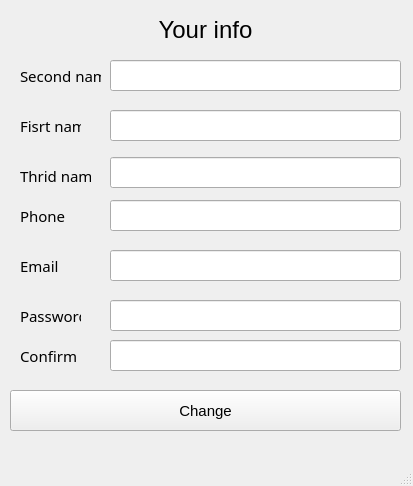
Old version of the form mdkpv2/change_info.ui in the repository Korobkov124/MDKP.
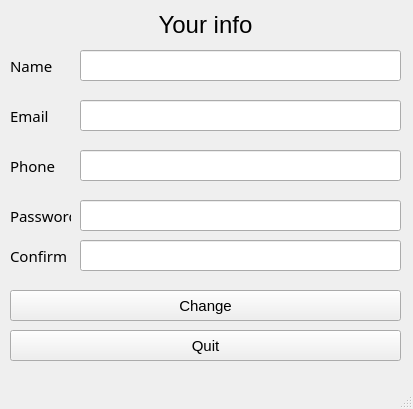
New version of the form.

Commit message: Добавлен функционал окна редактирования личной информации клиента

```diff
--- a/mdkpv2/change_info.ui
+++ b/mdkpv2/change_info.ui
@@ -7,29 +7,29 @@
     <x>0</x>
     <y>0</y>
     <width>413</width>
-    <height>486</height>
+    <height>409</height>
    </rect>
   </property>
   <property name="windowTitle">
    <string>MainWindow</string>
   </property>
   <widget class="QWidget" name="centralwidget">
+   <widget class="QLineEdit" name="Name_field">
+    <property name="geometry">
+     <rect>
+      <x>80</x>
+      <y>50</y>
+      <width>321</width>
+      <height>31</height>
+     </rect>
+    </property>
+   </widget>
    <widget class="QLineEdit" name="Email_field">
     <property name="geometry">
      <rect>
-      <x>110</x>
-      <y>60</y>
-      <width>291</width>
-      <height>31</height>
-     </rect>
-    </property>
-   </widget>
-   <widget class="QLineEdit" name="Password_field_2">
-    <property name="geometry">
-     <rect>
-      <x>110</x>
-      <y>200</y>
-      <width>291</width>
+      <x>80</x>
+      <y>100</y>
+      <width>321</width>
       <height>31</height>
      </rect>
     </property>
@@ -37,8 +37,8 @@
    <widget class="QLabel" name="label_5">
     <property name="geometry">
      <rect>
-      <x>20</x>
-      <y>200</y>
+      <x>10</x>
+      <y>150</y>
       <width>61</width>
       <height>31</height>
      </rect>
@@ -56,8 +56,8 @@
    <widget class="QLabel" name="label_6">
     <property name="geometry">
      <rect>
-      <x>20</x>
-      <y>250</y>
+      <x>10</x>
+      <y>100</y>
       <width>51</width>
       <height>31</height>
      </rect>
@@ -75,19 +75,19 @@
    <widget class="QLineEdit" name="Password_field_4">
     <property name="geometry">
      <rect>
-      <x>110</x>
-      <y>340</y>
-      <width>291</width>
+      <x>80</x>
+      <y>240</y>
+      <width>321</width>
       <height>31</height>
      </rect>
     </property>
    </widget>
-   <widget class="QLineEdit" name="Password_field_3">
+   <widget class="QLineEdit" name="Password_field">
     <property name="geometry">
      <rect>
-      <x>110</x>
-      <y>300</y>
-      <width>291</width>
+      <x>80</x>
+      <y>200</y>
+      <width>321</width>
       <height>31</height>
      </rect>
     </property>
@@ -95,9 +95,9 @@
    <widget class="QLineEdit" name="Email_field_3">
     <property name="geometry">
      <rect>
-      <x>110</x>
-      <y>250</y>
-      <width>291</width>
+      <x>80</x>
+      <y>150</y>
+      <width>321</width>
       <height>31</height>
      </rect>
     </property>
@@ -105,8 +105,8 @@
    <widget class="QLabel" name="label_8">
     <property name="geometry">
      <rect>
-      <x>20</x>
-      <y>340</y>
+      <x>10</x>
+      <y>240</y>
       <width>61</width>
       <height>31</height>
      </rect>
@@ -124,8 +124,8 @@
    <widget class="QLabel" name="label_7">
     <property name="geometry">
      <rect>
-      <x>20</x>
-      <y>300</y>
+      <x>10</x>
+      <y>200</y>
       <width>61</width>
       <height>31</height>
      </rect>
@@ -146,7 +146,7 @@
       <x>10</x>
       <y>10</y>
       <width>391</width>
-      <height>41</height>
+      <height>31</height>
      </rect>
     </property>
     <property name="styleSheet">
@@ -156,23 +156,13 @@
      <string>&lt;html&gt;&lt;head/&gt;&lt;body&gt;&lt;p align=&quot;center&quot;&gt;&lt;span style=&quot; font-size:18pt;&quot;&gt;Your info&lt;/span&gt;&lt;/p&gt;&lt;/body&gt;&lt;/html&gt;</string>
     </property>
    </widget>
-   <widget class="QLineEdit" name="Email_field_2">
-    <property name="geometry">
-     <rect>
-      <x>110</x>
-      <y>157</y>
-      <width>291</width>
-      <height>31</height>
-     </rect>
-    </property>
-   </widget>
-   <widget class="QPushButton" name="Autorisation_button">
+   <widget class="QPushButton" name="Change_button">
     <property name="geometry">
      <rect>
       <x>10</x>
-      <y>390</y>
+      <y>290</y>
       <width>391</width>
-      <height>41</height>
+      <height>31</height>
      </rect>
     </property>
     <property name="font">
@@ -185,50 +175,12 @@
      <string>Change</string>
     </property>
    </widget>
-   <widget class="QLabel" name="label_4">
-    <property name="geometry">
-     <rect>
-      <x>20</x>
-      <y>160</y>
-      <width>71</width>
-      <height>31</height>
-     </rect>
-    </property>
-    <property name="font">
-     <font>
-      <family>Sitka</family>
-      <pointsize>11</pointsize>
-     </font>
-    </property>
-    <property name="text">
-     <string>Thrid name</string>
-    </property>
-   </widget>
-   <widget class="QLabel" name="label_3">
-    <property name="geometry">
-     <rect>
-      <x>20</x>
-      <y>110</y>
-      <width>61</width>
-      <height>31</height>
-     </rect>
-    </property>
-    <property name="font">
-     <font>
-      <family>Sitka</family>
-      <pointsize>11</pointsize>
-     </font>
-    </property>
-    <property name="text">
-     <string>Fisrt name</string>
-    </property>
-   </widget>
    <widget class="QLabel" name="label">
     <property name="geometry">
      <rect>
-      <x>20</x>
-      <y>60</y>
-      <width>81</width>
+      <x>10</x>
+      <y>50</y>
+      <width>51</width>
       <height>31</height>
      </rect>
     </property>
@@ -242,18 +194,27 @@
      <string notr="true"/>
     </property>
     <property name="text">
-     <string>Second name</string>
+     <string>Name</string>
     </property>
    </widget>
-   <widget class="QLineEdit" name="Password_field">
+   <widget class="QPushButton" name="Quit_button">
     <property name="geometry">
      <rect>
-      <x>110</x>
-      <y>110</y>
-      <width>291</width>
+      <x>10</x>
+      <y>330</y>
+      <width>391</width>
       <height>31</height>
      </rect>
     </property>
+    <property name="font">
+     <font>
+      <family>Arial</family>
+      <pointsize>11</pointsize>
+     </font>
+    </property>
+    <property name="text">
+     <string>Quit</string>
+    </property>
    </widget>
   </widget>
   <widget class="QMenuBar" name="menubar">
```
Left out of the diff: 4 changed lines with no effect on the pictures. The commit also changes 5 other files.
